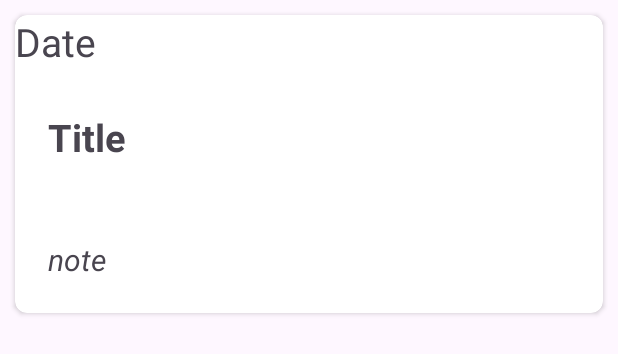
After one commit to Tesfatsion-Gudeta/MyJournal, an Android app: the layout journal_read_mode.xml on its own in the app's theme, with its tools: preview values and no code run, on a phone screen of 412 x 824 dp. The commit adds this screen. Shown: the top 354 px of the screen. Run offline under Robolectric (Android 15) with nearby library versions, the phone set to English and light mode, and no system bars.

Commit message:
layouts and functionalities

```diff
--- a/app/src/main/res/layout/activity_writing.xml
+++ b/app/src/main/res/layout/activity_writing.xml
@@ -45,12 +45,11 @@
         android:orientation="vertical"
         >
 
-        <EditText
+        <TextView
             android:id="@+id/editText_date"
             android:layout_width="match_parent"
             android:layout_height="wrap_content"
             android:hint="Date"
-            android:inputType="datetime"
             android:layout_marginTop="25dp"/>
 
         <EditText
--- /dev/null
+++ b/app/src/main/res/layout/journal_read_mode.xml
@@ -0,0 +1,55 @@
+<?xml version="1.0" encoding="utf-8"?>
+<androidx.cardview.widget.CardView xmlns:android="http://schemas.android.com/apk/res/android"
+    xmlns:app="http://schemas.android.com/apk/res-auto"
+    android:id="@+id/journalCardview2"
+    android:layout_width="match_parent"
+    android:layout_height="wrap_content"
+    android:layout_margin="10dp"
+    app:cardCornerRadius="8dp">
+
+    <LinearLayout
+        android:layout_width="match_parent"
+        android:layout_height="match_parent"
+        android:orientation="vertical">
+
+        <TextView
+            android:id="@+id/dateText2"
+            android:layout_width="match_parent"
+            android:layout_height="wrap_content"
+            android:ellipsize="marquee"
+            android:marqueeRepeatLimit="marquee_forever"
+            android:scrollHorizontally="true"
+            android:singleLine="true"
+            android:text="Date"
+            android:textSize="26sp" />
+
+        <TextView
+            android:id="@+id/journalTitle2"
+            android:layout_width="match_parent"
+            android:layout_height="72dp"
+            android:layout_margin="10dp"
+
+            android:ellipsize="marquee"
+            android:gravity="center_vertical"
+            android:marqueeRepeatLimit="marquee_forever"
+            android:padding="12dp"
+            android:scrollHorizontally="true"
+            android:singleLine="true"
+            android:text="Title"
+            android:textSize="25sp"
+            android:textStyle="bold" />
+
+
+        <TextView
+            android:id="@+id/journalNote2"
+            android:layout_width="match_parent"
+            android:layout_height="wrap_content"
+            android:layout_margin="10dp"
+            android:padding="12dp"
+            android:text="note"
+            android:textSize="20sp"
+            android:textStyle="italic" />
+
+
+    </LinearLayout>
+</androidx.cardview.widget.CardView>
```
Also changed, not shown: app/src/main/java/com/example/myjournal/MainActivity.java (+16 -0 lines), app/src/main/java/com/example/myjournal/RecyclerViewAdapter.java (+38 -3 lines), app/src/main/java/com/example/myjournal/WritingActivity.java (+10 -1 lines), app/src/main/res/values/colors.xml (+10 -5 lines).
